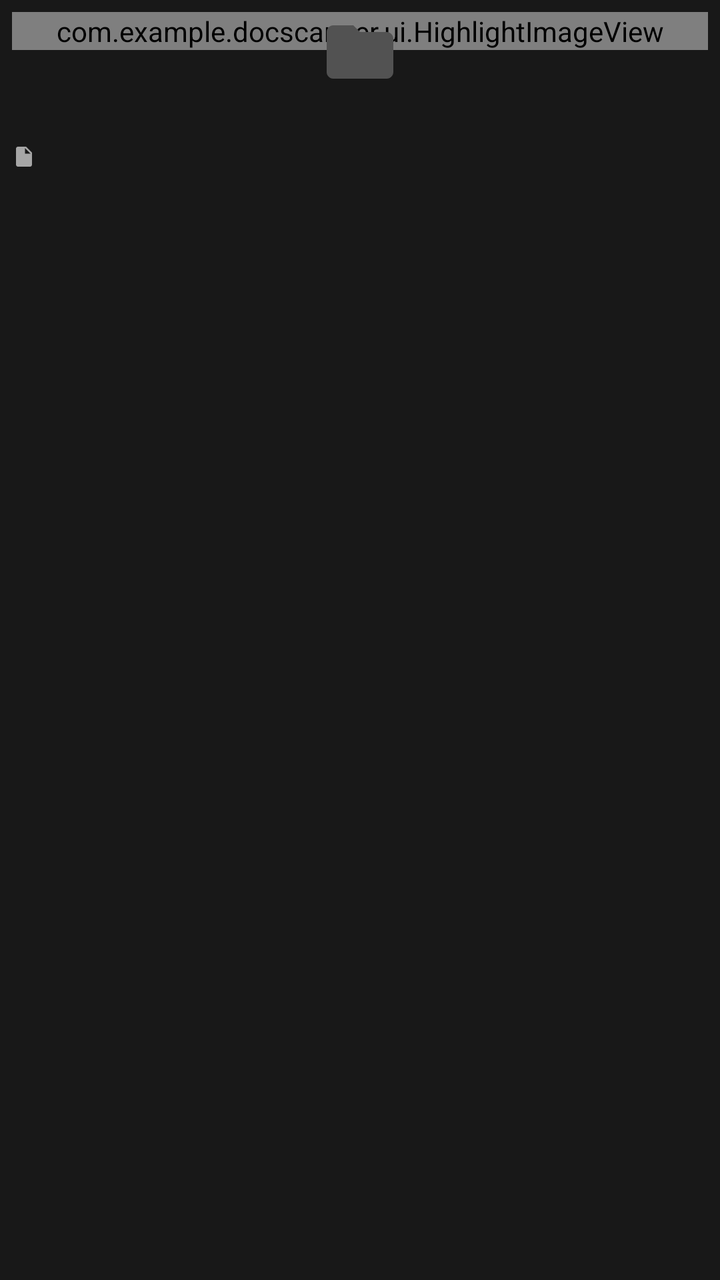
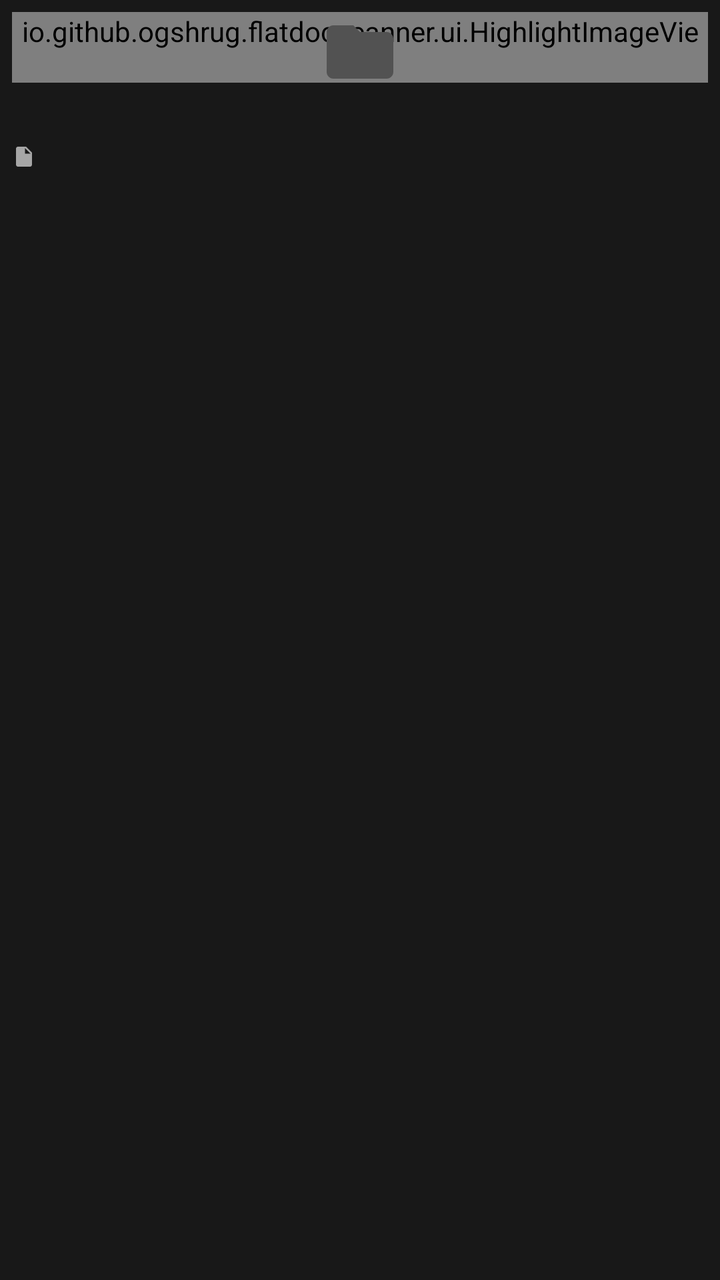

Compare the two renders of this Android layout. The source of the first and the diff that turns it into the second are given below.
<!-- AndroidManifest.xml: application theme Theme.DocScanner -->
<!-- res/layout/item_folder.xml -->
<?xml version="1.0" encoding="utf-8"?>
<LinearLayout xmlns:android="http://schemas.android.com/apk/res/android"
    xmlns:app="http://schemas.android.com/apk/res-auto"
    android:layout_width="match_parent"
    android:layout_height="wrap_content"
    android:background="?attr/selectableItemBackground"
    android:orientation="vertical"
    android:padding="6dp">

    <FrameLayout
        android:layout_width="match_parent"
        android:layout_height="wrap_content">

        <com.example.docscanner.ui.HighlightImageView
            android:id="@+id/cover"
            android:layout_width="match_parent"
            android:layout_height="wrap_content"
            android:background="@drawable/bg_new_folder"
            android:importantForAccessibility="no"
            android:scaleType="centerCrop" />

        <ImageView
            android:id="@+id/emptyIcon"
            android:layout_width="40dp"
            android:layout_height="40dp"
            android:layout_gravity="center"
            android:importantForAccessibility="no"
            android:src="@drawable/ic_folder"
            app:tint="@color/text_muted" />

        <ImageView
            android:id="@+id/check"
            android:layout_width="26dp"
            android:layout_height="26dp"
            android:layout_gravity="bottom|end"
            android:layout_margin="6dp"
            android:importantForAccessibility="no"
            android:visibility="gone" />
    </FrameLayout>

    <TextView
        android:id="@+id/title"
        android:layout_width="match_parent"
        android:layout_height="wrap_content"
        android:layout_marginTop="6dp"
        android:ellipsize="end"
        android:maxLines="1"
        android:textAppearance="?attr/textAppearanceLabelLarge" />

    <TextView
        android:id="@+id/count"
        android:layout_width="match_parent"
        android:layout_height="wrap_content"
        android:drawablePadding="4dp"
        android:gravity="center_vertical"
        android:textAppearance="?attr/textAppearanceLabelSmall"
        android:textColor="?attr/colorOnSurfaceVariant"
        app:drawableStartCompat="@drawable/ic_page_small" />
</LinearLayout>
<!-- resources referenced by this layout -->
<resources>
  <color name="text_muted">#FF525252</color>
  <!-- drawable bg_new_folder (drawable) -->
  <?xml version="1.0" encoding="utf-8"?>
  <shape xmlns:android="http://schemas.android.com/apk/res/android"
      android:shape="rectangle">
      <solid android:color="@color/surface_high" />
      <stroke android:width="1dp" android:color="@color/outline" android:dashWidth="6dp" android:dashGap="4dp" />
      <corners android:radius="12dp" />
  </shape>
  <!-- drawable ic_folder (drawable) -->
  <vector xmlns:android="http://schemas.android.com/apk/res/android"
      android:width="24dp"
      android:height="24dp"
      android:tint="?attr/colorControlNormal"
      android:viewportWidth="24"
      android:viewportHeight="24">
      <path
          android:fillColor="@android:color/white"
          android:pathData="M10,4H4c-1.1,0 -1.99,0.9 -1.99,2L2,18c0,1.1 0.9,2 2,2h16c1.1,0 2,-0.9 2,-2V8c0,-1.1 -0.9,-2 -2,-2h-8l-2,-2z" />
  </vector>
  <!-- drawable ic_page_small (drawable) -->
  <vector xmlns:android="http://schemas.android.com/apk/res/android"
      android:width="12dp"
      android:height="12dp"
      android:tint="?attr/colorOnSurfaceVariant"
      android:viewportWidth="24"
      android:viewportHeight="24">
      <path
          android:fillColor="@android:color/white"
          android:pathData="M14,2H6c-1.1,0 -2,0.9 -2,2v16c0,1.1 0.9,2 2,2h12c1.1,0 2,-0.9 2,-2V8l-6,-6zM13,9V3.5L18.5,9H13z" />
  </vector>
  <color name="surface_high">#FF232323</color>
  <color name="outline">#FF3A3A3A</color>
  <color name="accent">#FFCEFF3E</color>
  <color name="on_accent">#FF181818</color>
  <color name="accent_container">#FF2C3511</color>
  <color name="on_accent_container">#FFCEFF3E</color>
  <color name="error">#FFFF6B5E</color>
  <color name="on_error">#FF181818</color>
  <color name="background">#FF181818</color>
  <color name="text_primary">#FFFFFFFF</color>
  <color name="text_secondary">#FFA6A6A6</color>
  <color name="surface_lowest">#FF121212</color>
  <color name="surface_low">#FF1C1C1C</color>
  <color name="surface">#FF1F1F1F</color>
  <color name="surface_highest">#FF2A2A2A</color>
  <color name="divider">#FF232323</color>
  <style name="Widget.DocScanner.Fab" parent="Widget.Material3.FloatingActionButton.Primary">
          <item name="backgroundTint">@color/accent</item>
          <item name="tint">@color/on_accent</item>
      </style>
  <style name="Widget.DocScanner.ExtendedFab" parent="Widget.Material3.ExtendedFloatingActionButton.Icon.Primary">
          <item name="backgroundTint">@color/accent</item>
          <item name="android:textColor">@color/on_accent</item>
          <item name="iconTint">@color/on_accent</item>
      </style>
  <!-- unchanged entries left out for length: 1 -->
</resources>

<!-- the commit's change to res/layout/item_folder.xml (unified diff, before → after) -->
@@ -11,7 +11,7 @@
         android:layout_width="match_parent"
         android:layout_height="wrap_content">
 
-        <com.example.docscanner.ui.HighlightImageView
+        <io.github.ogshrug.flatdocscanner.ui.HighlightImageView
             android:id="@+id/cover"
             android:layout_width="match_parent"
             android:layout_height="wrap_content"
